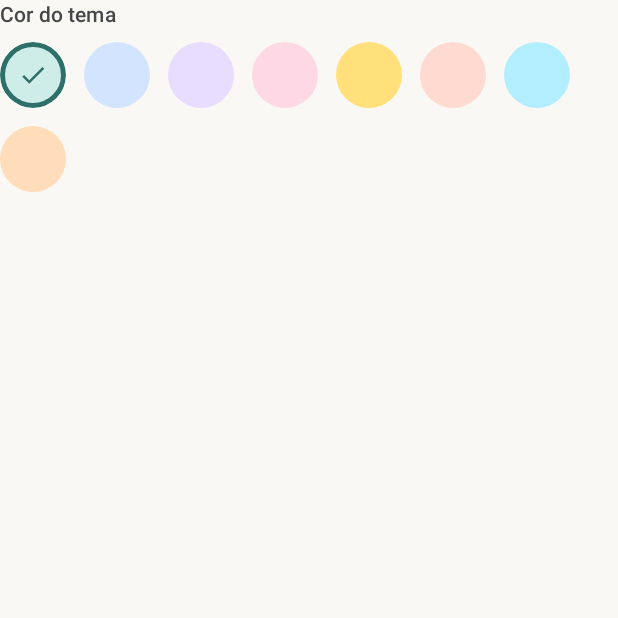
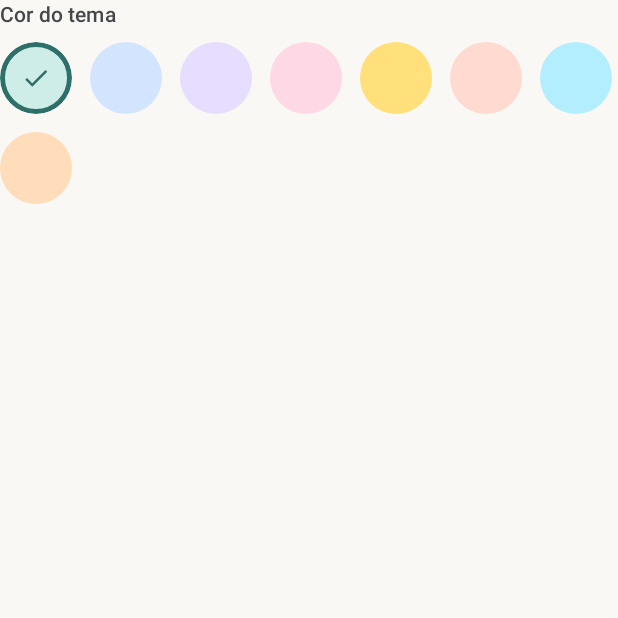
Before and after one commit to felipe-dls-dev/CrescerBem, an Android app built with Jetpack Compose: the composable BabyColorPicker called with empty values, on a phone screen of 412 x 824 dp, the top half of it. Run offline under Robolectric (Android 15) with nearby library versions, the phone set to English and light mode, and no system bars.

Commit message:
UI: alvo de toque de 48dp na cor do tema e rotulos de acao nas linhas clicaveis
Co-Authored-By: Claude Sonnet 5.5 <noreply@anthropic.com>

```diff
--- a/app/src/main/java/br/com/crescerbem/ui/screens/baby/BabyFormScreen.kt
+++ b/app/src/main/java/br/com/crescerbem/ui/screens/baby/BabyFormScreen.kt
@@ -296,7 +296,7 @@ private fun BabyColorPicker(
                 Box(
                     contentAlignment = Alignment.Center,
                     modifier = Modifier
-                        .size(44.dp)
+                        .size(48.dp)
                         .clip(CircleShape)
                         .background(entry.primaryContainer)
                         .then(
--- a/app/src/main/java/br/com/crescerbem/ui/screens/baby/BabyScreen.kt
+++ b/app/src/main/java/br/com/crescerbem/ui/screens/baby/BabyScreen.kt
@@ -258,7 +258,7 @@ private fun GrowthSection(
         items.forEachIndexed { index, measurement ->
             val previous = items.getOrNull(index + 1)
             ListItem(
-                modifier = Modifier.clickable { onOpen(measurement) },
+                modifier = Modifier.clickable(onClickLabel = "Abrir medida") { onOpen(measurement) },
                 headlineContent = { Text(Formats.measurement(type, measurement.value)) },
                 supportingContent = {
                     Text(listOfNotNull(Formats.date(measurement.date), measurement.place).joinToString(" · "))
--- a/app/src/main/java/br/com/crescerbem/ui/screens/feeding/FeedingScreen.kt
+++ b/app/src/main/java/br/com/crescerbem/ui/screens/feeding/FeedingScreen.kt
@@ -170,7 +170,9 @@ fun FeedingScreen(navigate: (String) -> Unit) {
                     if (items.isEmpty()) EmptyHint("Nenhum registro neste dia. Use os botões rápidos no topo para registrar.")
                     items.forEach { feeding ->
                         ListItem(
-                            modifier = Modifier.clickable { navigate(Routes.form(RecordType.FEEDING, id = feeding.id)) },
+                            modifier = Modifier.clickable(onClickLabel = "Abrir registro de alimentação") {
+                                navigate(Routes.form(RecordType.FEEDING, id = feeding.id))
+                            },
                             headlineContent = { Text(feeding.type.label) },
                             supportingContent = feeding.describe().takeIf { it.isNotBlank() }?.let { { Text(it) } },
                             trailingContent = { Text(Formats.time(feeding.dateTime.toLocalTime())) },
```
Also changed, not shown: app/src/main/java/br/com/crescerbem/ui/screens/health/HealthScreen.kt (+6 -2 lines).
